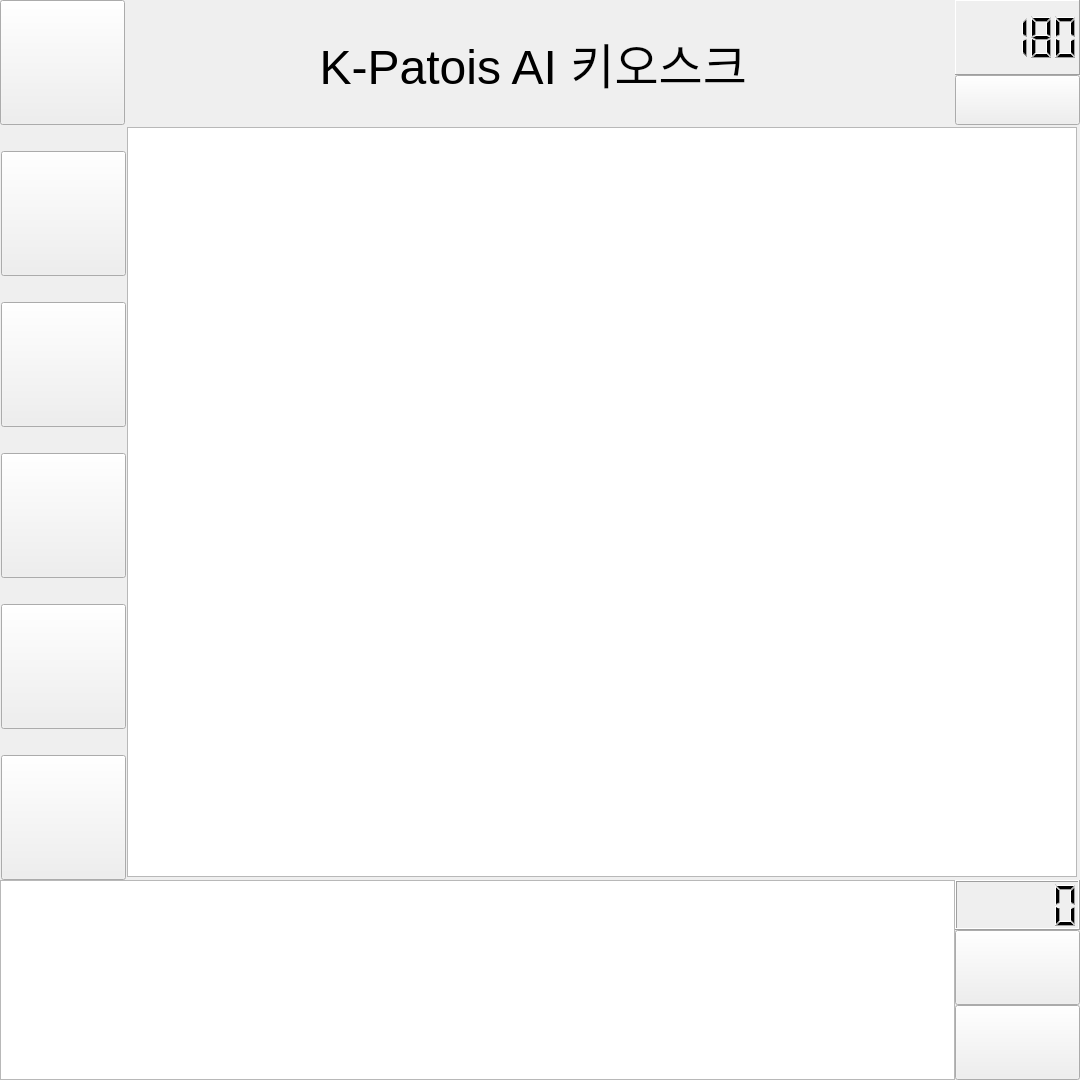
Above: front/UI/Init.ui from LeeHuSeong/Kiosk_AI before the change. Below: the same form after it.
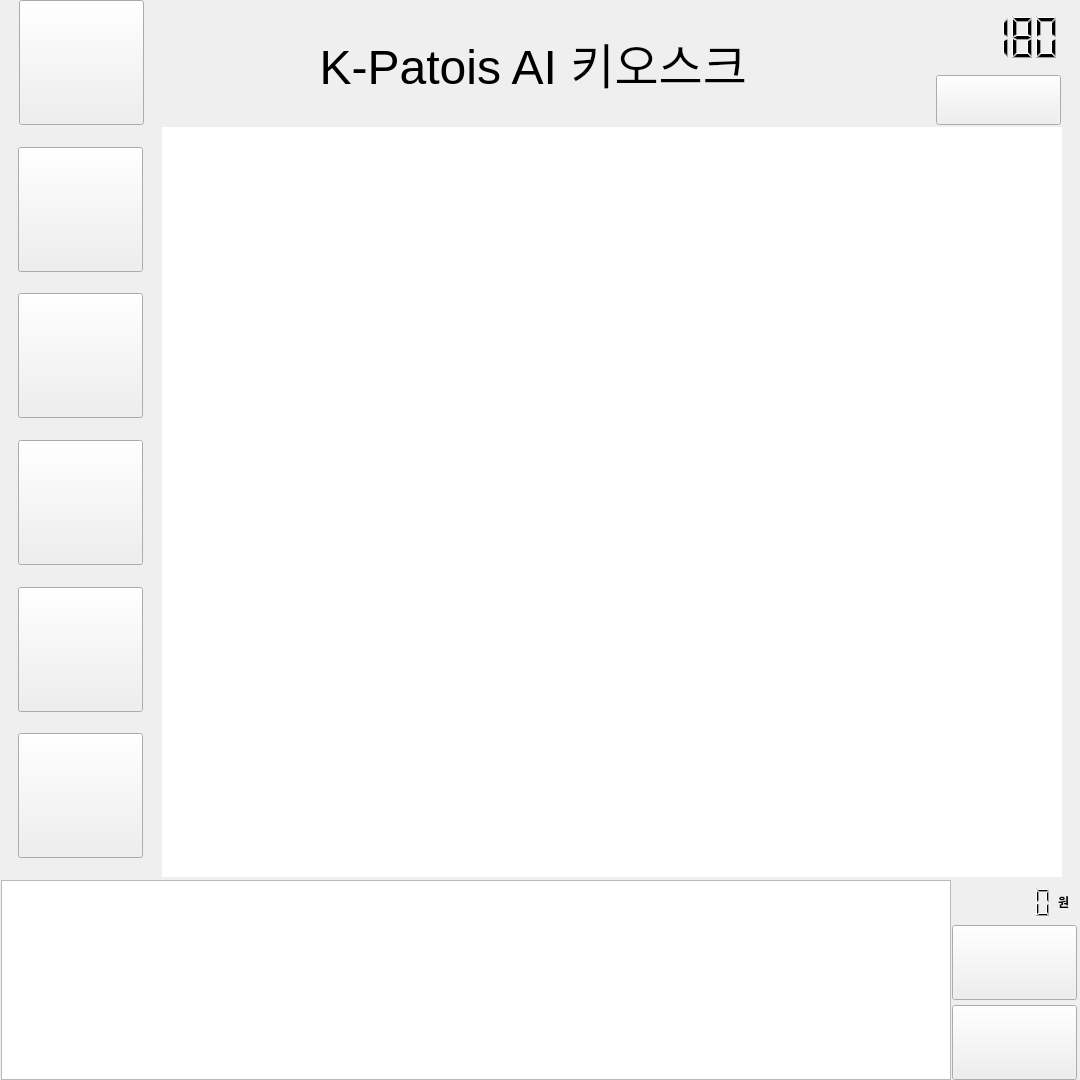
That is the form after the change. The open tabs and pages were chosen to show the change. Icons and pictures are not drawn.

Patch:
```diff
--- a/front/UI/Init.ui
+++ b/front/UI/Init.ui
@@ -174,7 +174,7 @@
       <property name="spacing">
        <number>0</number>
       </property>
-      <item row="1" column="0">
+      <item row="1" column="1">
        <widget class="QStackedWidget" name="mainPage">
         <property name="sizePolicy">
          <sizepolicy hsizetype="Fixed" vsizetype="Fixed">
@@ -661,6 +661,19 @@
             <property name="spacing">
              <number>0</number>
             </property>
+            <item>
+             <spacer name="horizontalSpacer_3">
+              <property name="orientation">
+               <enum>Qt::Horizontal</enum>
+              </property>
+              <property name="sizeHint" stdset="0">
+               <size>
+                <width>40</width>
+                <height>20</height>
+               </size>
+              </property>
+             </spacer>
+            </item>
             <item>
              <layout class="QVBoxLayout" name="catalog_List">
               <property name="spacing">
@@ -826,19 +839,45 @@
                 </property>
                </widget>
               </item>
+              <item>
+               <spacer name="verticalSpacer_8">
+                <property name="orientation">
+                 <enum>Qt::Vertical</enum>
+                </property>
+                <property name="sizeHint" stdset="0">
+                 <size>
+                  <width>20</width>
+                  <height>40</height>
+                 </size>
+                </property>
+               </spacer>
+              </item>
              </layout>
             </item>
+            <item>
+             <spacer name="horizontalSpacer_5">
+              <property name="orientation">
+               <enum>Qt::Horizontal</enum>
+              </property>
+              <property name="sizeHint" stdset="0">
+               <size>
+                <width>40</width>
+                <height>20</height>
+               </size>
+              </property>
+             </spacer>
+            </item>
             <item>
              <widget class="QListWidget" name="menuListWidget">
               <property name="minimumSize">
                <size>
-                <width>950</width>
+                <width>900</width>
                 <height>750</height>
                </size>
               </property>
               <property name="maximumSize">
                <size>
-                <width>950</width>
+                <width>900</width>
                 <height>750</height>
                </size>
               </property>
@@ -848,6 +887,19 @@
               <property name="contextMenuPolicy">
                <enum>Qt::NoContextMenu</enum>
               </property>
+              <property name="styleSheet">
+               <string notr="true">#menuListWidget {
+	
+	background-image: url(:/.all/src/BG3.png);
+	border: 0px solid;
+}</string>
+              </property>
+              <property name="frameShape">
+               <enum>QFrame::NoFrame</enum>
+              </property>
+              <property name="lineWidth">
+               <number>0</number>
+              </property>
               <property name="autoScroll">
                <bool>false</bool>
               </property>
@@ -865,6 +917,22 @@
               </property>
              </widget>
             </item>
+            <item>
+             <spacer name="horizontalSpacer_8">
+              <property name="orientation">
+               <enum>Qt::Horizontal</enum>
+              </property>
+              <property name="sizeType">
+               <enum>QSizePolicy::Expanding</enum>
+              </property>
+              <property name="sizeHint" stdset="0">
+               <size>
+                <width>40</width>
+                <height>20</height>
+               </size>
+              </property>
+             </spacer>
+            </item>
            </layout>
           </item>
           <item row="2" column="3" colspan="3">
@@ -874,12 +942,33 @@
             </property>
             <item>
              <widget class="QListWidget" name="cartListWidget">
+              <property name="sizePolicy">
+               <sizepolicy hsizetype="Fixed" vsizetype="Fixed">
+                <horstretch>0</horstretch>
+                <verstretch>0</verstretch>
+               </sizepolicy>
+              </property>
+              <property name="minimumSize">
+               <size>
+                <width>950</width>
+                <height>200</height>
+               </size>
+              </property>
+              <property name="maximumSize">
+               <size>
+                <width>950</width>
+                <height>200</height>
+               </size>
+              </property>
               <property name="focusPolicy">
                <enum>Qt::NoFocus</enum>
               </property>
               <property name="contextMenuPolicy">
                <enum>Qt::NoContextMenu</enum>
               </property>
+              <property name="styleSheet">
+               <string notr="true">background-image: url(:/.all/src/BG3.png);</string>
+              </property>
               <property name="autoScroll">
                <bool>false</bool>
               </property>
@@ -915,26 +1004,70 @@
                <number>0</number>
               </property>
               <item>
-               <widget class="QLCDNumber" name="lcd_Price">
-                <property name="sizePolicy">
-                 <sizepolicy hsizetype="Fixed" vsizetype="MinimumExpanding">
-                  <horstretch>0</horstretch>
-                  <verstretch>0</verstretch>
-                 </sizepolicy>
+               <layout class="QHBoxLayout" name="horizontalLayout_5">
+                <property name="spacing">
+                 <number>0</number>
                 </property>
-                <property name="minimumSize">
-                 <size>
-                  <width>125</width>
-                  <height>50</height>
-                 </size>
-                </property>
-                <property name="maximumSize">
-                 <size>
-                  <width>16777215</width>
-                  <height>50</height>
-                 </size>
-                </property>
-               </widget>
+                <item>
+                 <widget class="QLCDNumber" name="lcd_Price">
+                  <property name="sizePolicy">
+                   <sizepolicy hsizetype="Fixed" vsizetype="MinimumExpanding">
+                    <horstretch>0</horstretch>
+                    <verstretch>0</verstretch>
+                   </sizepolicy>
+                  </property>
+                  <property name="minimumSize">
+                   <size>
+                    <width>100</width>
+                    <height>45</height>
+                   </size>
+                  </property>
+                  <property name="maximumSize">
+                   <size>
+                    <width>100</width>
+                    <height>45</height>
+                   </size>
+                  </property>
+                  <property name="frameShape">
+                   <enum>QFrame::NoFrame</enum>
+                  </property>
+                  <property name="frameShadow">
+                   <enum>QFrame::Plain</enum>
+                  </property>
+                  <property name="digitCount">
+                   <number>6</number>
+                  </property>
+                 </widget>
+                </item>
+                <item>
+                 <widget class="QLabel" name="label_3">
+                  <property name="minimumSize">
+                   <size>
+                    <width>15</width>
+                    <height>30</height>
+                   </size>
+                  </property>
+                  <property name="maximumSize">
+                   <size>
+                    <width>15</width>
+                    <height>30</height>
+                   </size>
+                  </property>
+                  <property name="font">
+                   <font>
+                    <weight>75</weight>
+                    <bold>true</bold>
+                   </font>
+                  </property>
+                  <property name="text">
+                   <string>원</string>
+                  </property>
+                  <property name="alignment">
+                   <set>Qt::AlignLeading|Qt::AlignLeft|Qt::AlignVCenter</set>
+                  </property>
+                 </widget>
+                </item>
+               </layout>
               </item>
               <item>
                <widget class="QPushButton" name="btn_resetShoppingCart">
@@ -949,6 +1082,19 @@
                 </property>
                </widget>
               </item>
+              <item>
+               <spacer name="verticalSpacer_7">
+                <property name="orientation">
+                 <enum>Qt::Vertical</enum>
+                </property>
+                <property name="sizeHint" stdset="0">
+                 <size>
+                  <width>20</width>
+                  <height>40</height>
+                 </size>
+                </property>
+               </spacer>
+              </item>
               <item>
                <widget class="QPushButton" name="btn_toCheckOrderPage">
                 <property name="sizePolicy">
@@ -982,6 +1128,22 @@
               <property name="spacing">
                <number>0</number>
               </property>
+              <item>
+               <spacer name="horizontalSpacer_4">
+                <property name="orientation">
+                 <enum>Qt::Horizontal</enum>
+                </property>
+                <property name="sizeType">
+                 <enum>QSizePolicy::Minimum</enum>
+                </property>
+                <property name="sizeHint" stdset="0">
+                 <size>
+                  <width>19</width>
+                  <height>20</height>
+                 </size>
+                </property>
+               </spacer>
+              </item>
               <item>
                <widget class="QPushButton" name="btn_toInitPage">
                 <property name="sizePolicy">
@@ -1028,62 +1190,81 @@
                 </property>
                </widget>
               </item>
-             </layout>
-            </item>
-            <item>
-             <layout class="QVBoxLayout" name="verticalLayout_2">
-              <property name="spacing">
-               <number>0</number>
-              </property>
-              <property name="sizeConstraint">
-               <enum>QLayout::SetDefaultConstraint</enum>
-              </property>
               <item>
-               <widget class="QLCDNumber" name="lcd_Timer">
-                <property name="sizePolicy">
-                 <sizepolicy hsizetype="Fixed" vsizetype="Fixed">
-                  <horstretch>0</horstretch>
-                  <verstretch>0</verstretch>
-                 </sizepolicy>
-                </property>
-                <property name="minimumSize">
-                 <size>
-                  <width>125</width>
-                  <height>75</height>
-                 </size>
-                </property>
-                <property name="frameShape">
-                 <enum>QFrame::Panel</enum>
-                </property>
-                <property name="lineWidth">
-                 <number>1</number>
-                </property>
-                <property name="midLineWidth">
+               <layout class="QVBoxLayout" name="verticalLayout_2">
+                <property name="spacing">
                  <number>0</number>
                 </property>
-                <property name="intValue" stdset="0">
-                 <number>180</number>
+                <property name="sizeConstraint">
+                 <enum>QLayout::SetDefaultConstraint</enum>
                 </property>
-               </widget>
+                <item>
+                 <widget class="QLCDNumber" name="lcd_Timer">
+                  <property name="sizePolicy">
+                   <sizepolicy hsizetype="Fixed" vsizetype="Fixed">
+                    <horstretch>0</horstretch>
+                    <verstretch>0</verstretch>
+                   </sizepolicy>
+                  </property>
+                  <property name="minimumSize">
+                   <size>
+                    <width>125</width>
+                    <height>75</height>
+                   </size>
+                  </property>
+                  <property name="frameShape">
+                   <enum>QFrame::NoFrame</enum>
+                  </property>
+                  <property name="frameShadow">
+                   <enum>QFrame::Plain</enum>
+                  </property>
+                  <property name="lineWidth">
+                   <number>1</number>
+                  </property>
+                  <property name="midLineWidth">
+                   <number>0</number>
+                  </property>
+                  <property name="intValue" stdset="0">
+                   <number>180</number>
+                  </property>
+                 </widget>
+                </item>
+                <item>
+                 <widget class="QPushButton" name="timer_addTime">
+                  <property name="sizePolicy">
+                   <sizepolicy hsizetype="Fixed" vsizetype="Fixed">
+                    <horstretch>0</horstretch>
+                    <verstretch>0</verstretch>
+                   </sizepolicy>
+                  </property>
+                  <property name="minimumSize">
+                   <size>
+                    <width>125</width>
+                    <height>50</height>
+                   </size>
+                  </property>
+                  <property name="text">
+                   <string/>
+                  </property>
+                 </widget>
+                </item>
+               </layout>
               </item>
               <item>
-               <widget class="QPushButton" name="timer_addTime">
-                <property name="sizePolicy">
-                 <sizepolicy hsizetype="Fixed" vsizetype="Fixed">
-                  <horstretch>0</horstretch>
-                  <verstretch>0</verstretch>
-                 </sizepolicy>
+               <spacer name="horizontalSpacer_7">
+                <property name="orientation">
+                 <enum>Qt::Horizontal</enum>
                 </property>
-                <property name="minimumSize">
+                <property name="sizeType">
+                 <enum>QSizePolicy::Maximum</enum>
+                </property>
+                <property name="sizeHint" stdset="0">
                  <size>
-                  <width>125</width>
-                  <height>50</height>
+                  <width>19</width>
+                  <height>20</height>
                  </size>
                 </property>
-                <property name="text">
-                 <string/>
-                </property>
-               </widget>
+               </spacer>
               </item>
              </layout>
             </item>
```
Left out of the diff: 268 changed lines with no effect on the pictures.
